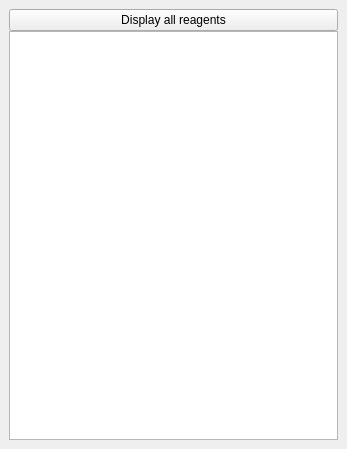
The window that labeldock.ui (FrankMamuda/fumingcube) describes before a commit, drawn with Qt 5.
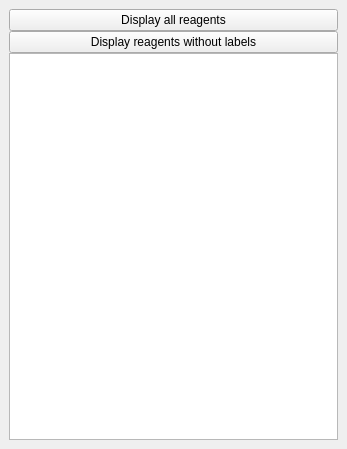
The same window after the commit.

Diff of the .ui file:
```diff
--- a/labeldock.ui
+++ b/labeldock.ui
@@ -28,6 +28,13 @@
       </property>
      </widget>
     </item>
+    <item>
+     <widget class="QPushButton" name="noButton">
+      <property name="text">
+       <string>Display reagents without labels</string>
+      </property>
+     </widget>
+    </item>
     <item>
      <widget class="QListView" name="labelView">
       <property name="contextMenuPolicy">
```
